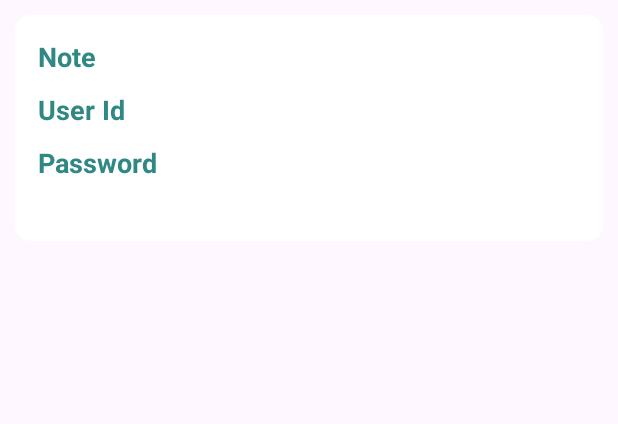
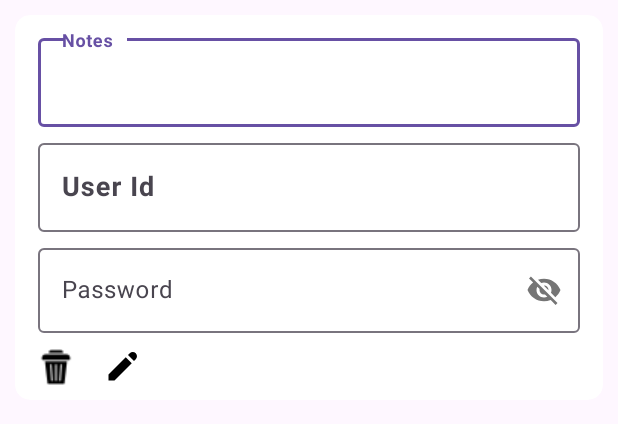
Before and after one commit to rishav-raj-33/Mindsafe_Android, an Android app: the layout recycler_items.xml on its own in the app's theme, with its tools: preview values and no code run, on a phone screen of 412 x 824 dp. Shown: the top 424 px of the screen. Run offline under Robolectric (Android 15) with nearby library versions, the phone set to English and light mode, and no system bars; network calls fail.

Commit message:
90 percentage work done

```diff
--- a/app/build.gradle.kts
+++ b/app/build.gradle.kts
@@ -41,6 +41,8 @@ dependencies {
     implementation ("com.squareup.retrofit2:converter-gson:2.11.0")
     implementation ("com.github.bumptech.glide:glide:4.16.0")
     implementation ("com.squareup.okhttp3:okhttp:latest_version")
+    implementation ("androidx.biometric:biometric:1.1.0")
+
 
 
     testImplementation(libs.junit)
--- /dev/null
+++ b/app/src/main/res/drawable/edt.xml
@@ -0,0 +1,9 @@
+<vector xmlns:android="http://schemas.android.com/apk/res/android"
+    android:width="24dp"
+    android:height="24dp"
+    android:viewportWidth="24"
+    android:viewportHeight="24">
+  <path
+      android:fillColor="#FF000000"
+      android:pathData="M19.172,2C18.448,2 17.724,2.276 17.172,2.828L16,4L20,8L21.172,6.828C22.276,5.724 22.276,3.933 21.172,2.828C20.619,2.276 19.896,2 19.172,2zM14.5,5.5L3,17L3,21L7,21L18.5,9.5L14.5,5.5z"/>
+</vector>
--- a/app/src/main/res/layout/recycler_items.xml
+++ b/app/src/main/res/layout/recycler_items.xml
@@ -14,43 +14,82 @@
             android:layout_height="match_parent"
             android:layout_margin="10dp"
             android:orientation="vertical">
-            <TextView
-                android:layout_width="wrap_content"
-                android:layout_height="wrap_content"
-                android:text="Note"
+            <com.google.android.material.textfield.TextInputLayout
+                android:layout_width="match_parent"
+                android:layout_height="wrap_content">
+                <com.google.android.material.textfield.TextInputEditText
+                    android:layout_width="match_parent"
+                    android:layout_height="match_parent"
+                 android:hint="Notes"
                     android:layout_margin="5dp"
                     android:textSize="18sp"
                     android:textStyle="bold"
                     android:id="@+id/Note"
                     android:textColor="@color/lightsky" />
-            <TextView
-                android:layout_width="wrap_content"
-                android:layout_height="wrap_content"
-                android:text="User Id"
+
+            </com.google.android.material.textfield.TextInputLayout>
+            <com.google.android.material.textfield.TextInputLayout
+                android:layout_width="match_parent"
+                android:layout_height="wrap_content">
+                <com.google.android.material.textfield.TextInputEditText
+                    android:layout_width="match_parent"
+                    android:layout_height="match_parent"
+                    android:hint="User Id"
                     android:id="@+id/UserId"
                     android:layout_margin="5dp"
                     android:textSize="18sp"
                     android:textStyle="bold"
                     android:textColor="@color/lightsky" />
-            <TextView
-                android:layout_width="wrap_content"
+
+            </com.google.android.material.textfield.TextInputLayout>
+
+
+            <com.google.android.material.textfield.TextInputLayout
+                android:layout_width="match_parent"
                 android:layout_height="wrap_content"
-                android:text="Password"
-                android:textSize="18sp"
+                app:passwordToggleEnabled="true"
+                >
+
+                <com.google.android.material.textfield.TextInputEditText
+                    android:id="@+id/Password"
+                    android:layout_width="match_parent"
+                    android:layout_height="wrap_content"
+                    android:textColor="@color/lightsky"
                     android:layout_margin="5dp"
-                android:id="@+id/Password"
-                android:textStyle="bold"
-                android:textColor="@color/lightsky" />
+                    android:hint="Password"
+                    android:textColorHint="@color/black" />
+
+            </com.google.android.material.textfield.TextInputLayout>
             <TextView
                 android:layout_width="wrap_content"
                 android:layout_height="wrap_content"
                 android:textSize="18sp"
                 android:id="@+id/keyid"
-                android:visibility="invisible"
+                android:visibility="gone"
                 android:textStyle="bold"
                 android:textColor="@color/lightsky" />
+            <LinearLayout
+                android:layout_width="match_parent"
+                android:layout_height="wrap_content"
+                android:layout_marginTop="5dp">
+
+                <ImageView
+                    android:layout_width="wrap_content"
+                    android:layout_height="wrap_content"
+                    android:id="@+id/imgDelete"
+                    android:src="@drawable/dustbin"
+                    android:layout_marginLeft="5dp"
+                    android:layout_marginRight="10dp"/>
+                <ImageView
+                    android:layout_width="wrap_content"
+                    android:layout_height="wrap_content"
+                    android:layout_marginLeft="10dp"
+                    android:src="@drawable/edt"
+                    android:id="@+id/imgUpdate"/>
+            </LinearLayout>
 
         </LinearLayout>
+
 
 
     </androidx.cardview.widget.CardView>
```
Also changed, not shown: app/src/main/java/com/example/mindsafe/Activities/MainActivity.java (+93 -30 lines), app/src/main/java/com/example/mindsafe/Adapter/HomeItemAdapter.java (+136 -96 lines), app/src/main/java/com/example/mindsafe/Fragments/HomeFragment.java (+4 -3 lines), app/src/main/res/drawable/dustbin.png (added). Lines whose indentation alone changed are shown as unchanged.
